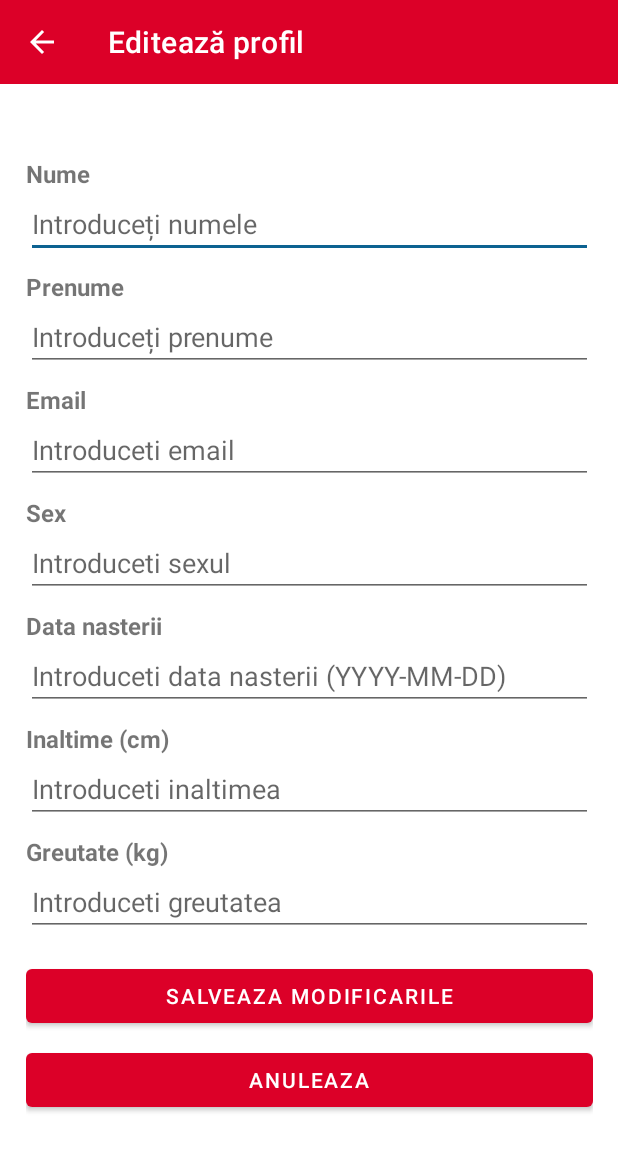
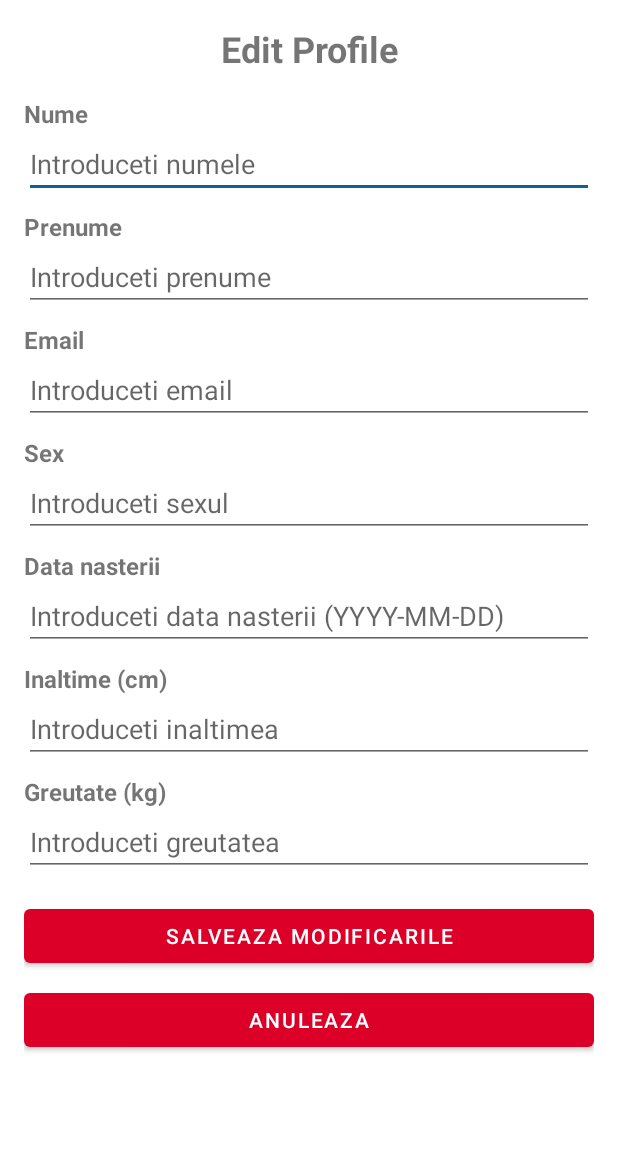
Before and after one commit to AndreiSavaC/Medly, an Android app: the EditProfileActivity screen opened directly, with no data from a screen before it, on a phone screen of 412 x 824 dp. Shown: the top 1151 px of the screen. Run offline under Robolectric (Android 15) with nearby library versions, the phone set to English and light mode, and no system bars; 1 statement that could not run was skipped.

Commit message:
Reverted EditProfileActivity to original version

```diff
--- a/AndroidApp/app/src/main/java/com/example/androidapp/EditProfileActivity.kt
+++ b/AndroidApp/app/src/main/java/com/example/androidapp/EditProfileActivity.kt
@@ -1,12 +1,10 @@
 package com.example.androidapp
 
 import android.os.Bundle
-import android.view.MenuItem
 import android.widget.Button
 import android.widget.EditText
 import android.widget.Toast
 import androidx.appcompat.app.AppCompatActivity
-import androidx.appcompat.widget.Toolbar
 import com.example.androidapp.api.RetrofitClient
 import com.example.androidapp.models.UserRequest
 import com.example.androidapp.models.UserResponse
@@ -33,13 +31,7 @@ class EditProfileActivity : AppCompatActivity() {
         super.onCreate(savedInstanceState)
         setContentView(R.layout.activity_edit_profile)
 
-        val toolbar: Toolbar = findViewById(R.id.toolbar)
-        setSupportActionBar(toolbar)
-        supportActionBar?.apply {
-            setDisplayHomeAsUpEnabled(true)
-            setHomeAsUpIndicator(R.drawable.ic_arrow_back)
-        }
-
+        // Initialize views
         editTextFirstName = findViewById(R.id.editTextName)
         editTextLastName = findViewById(R.id.editTextSurname)
         editTextEmail = findViewById(R.id.editTextEmail)
@@ -57,17 +49,6 @@ class EditProfileActivity : AppCompatActivity() {
 
         btnSave.setOnClickListener { saveUserChanges() }
         btnCancel.setOnClickListener { finish() }
-    }
-
-    override fun onOptionsItemSelected(item: MenuItem): Boolean {
-        return when (item.itemId) {
-            android.R.id.home -> {
-                onBackPressedDispatcher.onBackPressed()
-                true
-            }
-
-            else -> super.onOptionsItemSelected(item)
-        }
     }
 
     private fun loadUserData() {
--- a/AndroidApp/app/src/main/res/layout/activity_edit_profile.xml
+++ b/AndroidApp/app/src/main/res/layout/activity_edit_profile.xml
@@ -1,37 +1,31 @@
 <?xml version="1.0" encoding="utf-8"?>
-<androidx.constraintlayout.widget.ConstraintLayout xmlns:android="http://schemas.android.com/apk/res/android"
-    xmlns:app="http://schemas.android.com/apk/res-auto"
+<androidx.constraintlayout.widget.ConstraintLayout
+    xmlns:android="http://schemas.android.com/apk/res/android"
     xmlns:tools="http://schemas.android.com/tools"
     android:layout_width="match_parent"
     android:layout_height="match_parent"
     tools:context=".EditProfileActivity">
 
-    <androidx.appcompat.widget.Toolbar
-        android:id="@+id/toolbar"
+    <ScrollView
         android:layout_width="match_parent"
-        android:layout_height="?attr/actionBarSize"
-        android:background="@color/mainRed"
-        android:fontFamily="@font/montserrat"
-        android:theme="@style/ThemeOverlay.AppCompat.Dark.ActionBar"
-        app:layout_constraintTop_toTopOf="parent"
-        app:title="Editează profil" />
-
-    <ScrollView
-        android:layout_width="410dp"
-        android:layout_height="671dp"
-        app:layout_constraintBottom_toBottomOf="parent"
-        app:layout_constraintEnd_toEndOf="parent"
-        app:layout_constraintStart_toStartOf="parent"
-        app:layout_constraintTop_toBottomOf="@+id/toolbar">
+        android:layout_height="match_parent">
 
         <LinearLayout
             android:layout_width="match_parent"
             android:layout_height="wrap_content"
             android:orientation="vertical"
-            android:paddingLeft="16dp"
-            android:paddingRight="16dp">
+            android:padding="16dp">
 
-            <!-- Name -->
+            <TextView
+                android:id="@+id/textViewTitle"
+                android:layout_width="match_parent"
+                android:layout_height="wrap_content"
+                android:text="Edit Profile"
+                android:textSize="24sp"
+                android:textStyle="bold"
+                android:gravity="center"
+                android:layout_marginBottom="16dp" />
+
             <TextView
                 android:layout_width="match_parent"
                 android:layout_height="wrap_content"
@@ -43,31 +37,29 @@
                 android:id="@+id/editTextName"
                 android:layout_width="match_parent"
                 android:layout_height="wrap_content"
-                android:hint="Introduceți numele" />
+                android:hint="Introduceti numele" />
 
-            <!-- Surname -->
             <TextView
                 android:layout_width="match_parent"
                 android:layout_height="wrap_content"
-                android:layout_marginTop="8dp"
                 android:text="Prenume"
                 android:textSize="16sp"
-                android:textStyle="bold" />
+                android:textStyle="bold"
+                android:layout_marginTop="8dp" />
 
             <EditText
                 android:id="@+id/editTextSurname"
                 android:layout_width="match_parent"
                 android:layout_height="wrap_content"
-                android:hint="Introduceți prenume" />
+                android:hint="Introduceti prenume" />
 
-            <!-- Email -->
             <TextView
                 android:layout_width="match_parent"
                 android:layout_height="wrap_content"
-                android:layout_marginTop="8dp"
                 android:text="Email"
                 android:textSize="16sp"
-                android:textStyle="bold" />
+                android:textStyle="bold"
+                android:layout_marginTop="8dp" />
 
             <EditText
                 android:id="@+id/editTextEmail"
@@ -75,14 +67,13 @@
                 android:layout_height="wrap_content"
                 android:hint="Introduceti email" />
 
-            <!-- Gender -->
             <TextView
                 android:layout_width="match_parent"
                 android:layout_height="wrap_content"
-                android:layout_marginTop="8dp"
                 android:text="Sex"
                 android:textSize="16sp"
-                android:textStyle="bold" />
+                android:textStyle="bold"
+                android:layout_marginTop="8dp" />
 
             <EditText
                 android:id="@+id/editTextGender"
@@ -90,14 +81,13 @@
                 android:layout_height="wrap_content"
                 android:hint="Introduceti sexul" />
 
-            <!-- Date of Birth -->
             <TextView
                 android:layout_width="match_parent"
                 android:layout_height="wrap_content"
-                android:layout_marginTop="8dp"
                 android:text="Data nasterii"
                 android:textSize="16sp"
-                android:textStyle="bold" />
+                android:textStyle="bold"
+                android:layout_marginTop="8dp" />
 
             <EditText
                 android:id="@+id/editTextBirthDate"
@@ -105,14 +95,13 @@
                 android:layout_height="wrap_content"
                 android:hint="Introduceti data nasterii (YYYY-MM-DD)" />
 
-            <!-- Height -->
             <TextView
                 android:layout_width="match_parent"
                 android:layout_height="wrap_content"
-                android:layout_marginTop="8dp"
                 android:text="Inaltime (cm)"
                 android:textSize="16sp"
-                android:textStyle="bold" />
+                android:textStyle="bold"
+                android:layout_marginTop="8dp" />
 
             <EditText
                 android:id="@+id/editTextHeight"
@@ -120,14 +109,13 @@
                 android:layout_height="wrap_content"
                 android:hint="Introduceti inaltimea" />
 
-            <!-- Weight -->
             <TextView
                 android:layout_width="match_parent"
                 android:layout_height="wrap_content"
-                android:layout_marginTop="8dp"
                 android:text="Greutate (kg)"
                 android:textSize="16sp"
-                android:textStyle="bold" />
+                android:textStyle="bold"
+                android:layout_marginTop="8dp" />
 
             <EditText
                 android:id="@+id/editTextWeight"
@@ -135,21 +123,19 @@
                 android:layout_height="wrap_content"
                 android:hint="Introduceti greutatea" />
 
-            <!-- Action Buttons -->
-
             <Button
                 android:id="@+id/btnSave"
                 android:layout_width="match_parent"
                 android:layout_height="wrap_content"
-                android:layout_marginTop="16dp"
-                android:text="Salveaza modificarile" />
+                android:text="Salveaza modificarile"
+                android:layout_marginTop="16dp" />
 
             <Button
                 android:id="@+id/btnCancel"
                 android:layout_width="match_parent"
                 android:layout_height="wrap_content"
-                android:layout_marginTop="8dp"
-                android:text="Anuleaza" />
+                android:text="Anuleaza"
+                android:layout_marginTop="8dp" />
 
         </LinearLayout>
     </ScrollView>
```
